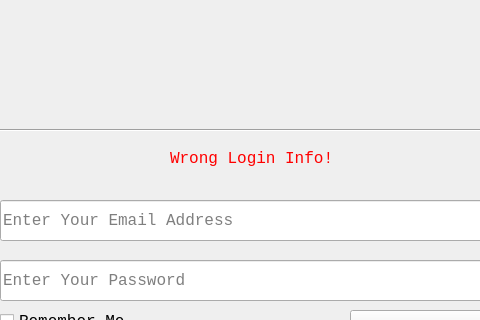
The window that LoginUI.ui (ASNaeem/Simple-VCMS) describes before a commit, drawn with Qt 5; both pictures show x 150 to 630 and y 0 to 320 of the 781 by 528 pixel window.
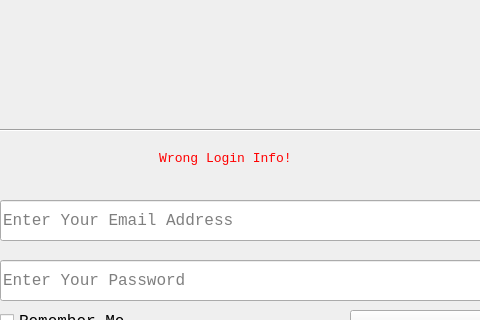
The same window after the commit. Icons and pictures are not drawn.

```diff
--- a/LoginUI.ui
+++ b/LoginUI.ui
@@ -226,18 +226,36 @@
    <widget class="QLabel" name="wrong_login">
     <property name="geometry">
      <rect>
-      <x>320</x>
+      <x>290</x>
       <y>150</y>
       <width>171</width>
       <height>16</height>
      </rect>
     </property>
+    <property name="font">
+     <font>
+      <family>Courier New</family>
+      <pointsize>10</pointsize>
+     </font>
+    </property>
     <property name="styleSheet">
      <string notr="true">color: rgb(255, 0, 0);</string>
     </property>
+    <property name="frameShape">
+     <enum>QFrame::NoFrame</enum>
+    </property>
     <property name="text">
      <string>Wrong Login Info!</string>
     </property>
+    <property name="textFormat">
+     <enum>Qt::AutoText</enum>
+    </property>
+    <property name="alignment">
+     <set>Qt::AlignCenter</set>
+    </property>
+    <property name="wordWrap">
+     <bool>true</bool>
+    </property>
    </widget>
   </widget>
  </widget>
```
